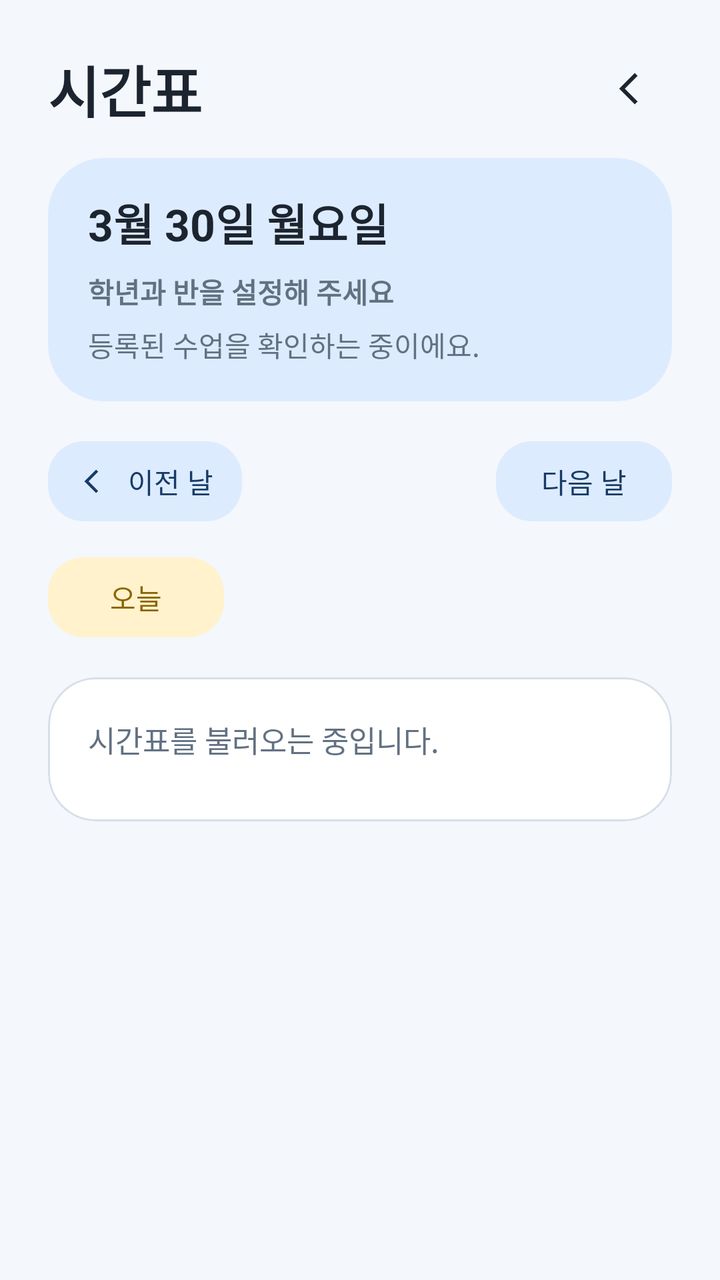
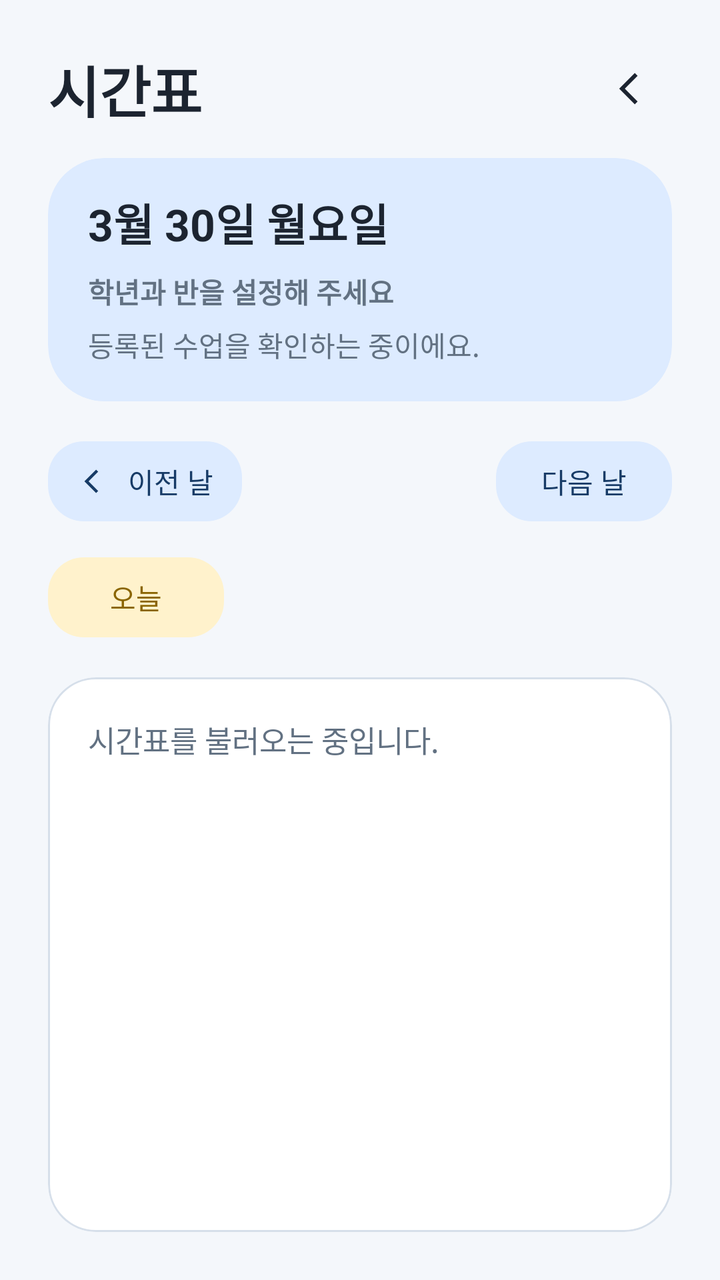

The first picture is an Android layout as it rendered before a commit; the second is the same layout after the commit. The layout source and the unified diff follow.
<!-- AndroidManifest.xml: application theme Theme.MisSchoolApp -->
<!-- res/layout/activity_timetable.xml -->
<?xml version="1.0" encoding="utf-8"?>
<layout xmlns:android="http://schemas.android.com/apk/res/android"
    xmlns:app="http://schemas.android.com/apk/res-auto">

<ScrollView
    android:layout_width="match_parent"
    android:layout_height="match_parent"
    android:background="@color/bg_page">

    <LinearLayout
        android:layout_width="match_parent"
        android:layout_height="wrap_content"
        android:orientation="vertical"
        android:padding="24dp">

        <LinearLayout
            android:layout_width="match_parent"
            android:layout_height="wrap_content"
            android:gravity="center_vertical"
            android:orientation="horizontal">

            <TextView
                android:layout_width="0dp"
                android:layout_height="wrap_content"
                android:layout_marginEnd="16dp"
                android:layout_weight="1"
                android:text="@string/timetable_title"
                android:textColor="@color/text_primary"
                android:textSize="28sp"
                android:textStyle="bold" />

            <ImageButton
                android:id="@+id/timetableBackButton"
                android:layout_width="40dp"
                android:layout_height="40dp"
                android:background="@android:color/transparent"
                android:contentDescription="@string/settings_back"
                android:padding="8dp"
                android:src="@drawable/ic_back_simple" />
        </LinearLayout>

        <com.google.android.material.card.MaterialCardView
            android:layout_width="match_parent"
            android:layout_height="wrap_content"
            android:layout_marginTop="14dp"
            app:cardBackgroundColor="@color/brand_blue_soft"
            app:cardCornerRadius="28dp"
            app:cardElevation="0dp"
            app:strokeColor="@color/brand_blue_soft"
            app:strokeWidth="0dp">

            <LinearLayout
                android:layout_width="match_parent"
                android:layout_height="wrap_content"
                android:orientation="vertical"
                android:paddingHorizontal="20dp"
                android:paddingTop="16dp"
                android:paddingBottom="18dp">

                <TextView
                    android:id="@+id/timetableDateTitleText"
                    android:layout_width="match_parent"
                    android:layout_height="wrap_content"
                    android:text="@string/home_date_label"
                    android:textColor="@color/text_primary"
                    android:textSize="22sp"
                    android:textStyle="bold" />

                <TextView
                    android:id="@+id/timetableClassInfoText"
                    android:layout_width="wrap_content"
                    android:layout_height="wrap_content"
                    android:layout_marginTop="8dp"
                    android:text="@string/home_semester_label"
                    android:textColor="@color/text_secondary"
                    android:textSize="14sp"
                    android:textStyle="bold" />

                <TextView
                    android:id="@+id/timetableLessonCountText"
                    android:layout_width="wrap_content"
                    android:layout_height="wrap_content"
                    android:layout_marginTop="6dp"
                    android:text="@string/timetable_lesson_count_empty"
                    android:textColor="@color/text_secondary"
                    android:textSize="14sp" />
            </LinearLayout>
        </com.google.android.material.card.MaterialCardView>

        <LinearLayout
            android:layout_width="match_parent"
            android:layout_height="wrap_content"
            android:layout_marginTop="16dp"
            android:gravity="center_vertical"
            android:orientation="horizontal">

            <com.google.android.material.button.MaterialButton
                android:id="@+id/previousDayButton"
                android:layout_width="wrap_content"
                android:layout_height="wrap_content"
                android:paddingHorizontal="14dp"
                android:paddingVertical="8dp"
                android:text="@string/timetable_previous_day"
                android:textColor="@color/brand_navy"
                app:backgroundTint="@color/brand_blue_soft"
                app:cornerRadius="18dp"
                app:icon="@drawable/ic_back_simple"
                app:iconTint="@color/brand_navy"
                app:strokeWidth="0dp" />

            <View
                android:layout_width="0dp"
                android:layout_height="1dp"
                android:layout_weight="1" />

            <com.google.android.material.button.MaterialButton
                android:id="@+id/nextDayButton"
                android:layout_width="wrap_content"
                android:layout_height="wrap_content"
                android:paddingHorizontal="14dp"
                android:paddingVertical="8dp"
                android:text="@string/timetable_next_day"
                android:textColor="@color/brand_navy"
                app:backgroundTint="@color/brand_blue_soft"
                app:cornerRadius="18dp"
                app:iconGravity="textEnd"
                app:iconPadding="6dp"
                app:strokeWidth="0dp" />
        </LinearLayout>

        <com.google.android.material.button.MaterialButton
            android:id="@+id/todayButton"
            android:layout_width="wrap_content"
            android:layout_height="wrap_content"
            android:layout_marginTop="10dp"
            android:paddingHorizontal="14dp"
            android:paddingVertical="8dp"
            android:text="@string/timetable_today"
            android:textColor="@color/brand_yellow_text"
            app:backgroundTint="@color/brand_yellow_soft"
            app:cornerRadius="18dp"
            app:strokeWidth="0dp" />

        <com.google.android.material.card.MaterialCardView
            android:layout_width="match_parent"
            android:layout_height="wrap_content"
            android:layout_marginTop="16dp"
            app:cardBackgroundColor="@color/surface_card"
            app:cardCornerRadius="24dp"
            app:cardElevation="0dp"
            app:strokeColor="@color/divider_soft"
            app:strokeWidth="1dp">

            <LinearLayout
                android:layout_width="match_parent"
                android:layout_height="wrap_content"
                android:orientation="vertical"
                android:padding="20dp">

                <TextView
                    android:id="@+id/timetableStatusText"
                    android:layout_width="match_parent"
                    android:layout_height="wrap_content"
                    android:text="@string/timetable_loading"
                    android:textColor="@color/text_secondary"
                    android:textSize="15sp"
                    android:lineSpacingExtra="2dp" />

                <androidx.recyclerview.widget.RecyclerView
                    android:id="@+id/timetableRecyclerView"
                    android:layout_width="match_parent"
                    android:layout_height="wrap_content"
                    android:layout_marginTop="10dp"
                    android:nestedScrollingEnabled="false" />
            </LinearLayout>
        </com.google.android.material.card.MaterialCardView>

    </LinearLayout>

</ScrollView>

</layout>
<!-- resources referenced by this layout -->
<resources>
  <color name="bg_page">#F4F7FB</color>
  <color name="brand_blue_soft">#DDEBFF</color>
  <color name="brand_navy">#173B66</color>
  <color name="brand_yellow_soft">#FFF2CC</color>
  <color name="brand_yellow_text">#8A6500</color>
  <color name="divider_soft">#D6DFEA</color>
  <color name="surface_card">#FFFFFFFF</color>
  <color name="text_primary">#1C2430</color>
  <color name="text_secondary">#627182</color>
  <!-- drawable ic_back_simple (drawable) -->
  <?xml version="1.0" encoding="utf-8"?>
  <vector xmlns:android="http://schemas.android.com/apk/res/android"
      android:width="24dp"
      android:height="24dp"
      android:viewportWidth="24"
      android:viewportHeight="24">
  
      <path
          android:fillColor="@color/text_primary"
          android:pathData="M14.8,5.6L8.4,12l6.4,6.4l-1.4,1.4L5.6,12l7.8,-7.8z" />
  </vector>
  <string name="home_date_label">3월 30일 월요일</string>
  <string name="home_semester_label">학년과 반을 설정해 주세요</string>
  <string name="settings_back">뒤로 가기</string>
  <string name="timetable_lesson_count_empty">등록된 수업을 확인하는 중이에요.</string>
  <string name="timetable_loading">시간표를 불러오는 중입니다.</string>
  <string name="timetable_next_day">다음 날</string>
  <string name="timetable_previous_day">이전 날</string>
  <string name="timetable_title">시간표</string>
  <string name="timetable_today">오늘</string>
  <style name="Theme.MisSchoolApp" parent="Base.Theme.MisSchoolApp" />
  <style name="Base.Theme.MisSchoolApp" parent="Theme.Material3.DayNight.NoActionBar">
          
          
      </style>
</resources>

<!-- the commit's change to res/layout/activity_timetable.xml (unified diff, before → after) -->
@@ -2,22 +2,21 @@
 <layout xmlns:android="http://schemas.android.com/apk/res/android"
     xmlns:app="http://schemas.android.com/apk/res-auto">
 
-<ScrollView
-    android:layout_width="match_parent"
-    android:layout_height="match_parent"
-    android:background="@color/bg_page">
-
-    <LinearLayout
+    <androidx.constraintlayout.widget.ConstraintLayout
         android:layout_width="match_parent"
-        android:layout_height="wrap_content"
-        android:orientation="vertical"
+        android:layout_height="match_parent"
+        android:background="@color/bg_page"
         android:padding="24dp">
 
         <LinearLayout
-            android:layout_width="match_parent"
+            android:id="@+id/timetableHeaderRow"
+            android:layout_width="0dp"
             android:layout_height="wrap_content"
             android:gravity="center_vertical"
-            android:orientation="horizontal">
+            android:orientation="horizontal"
+            app:layout_constraintEnd_toEndOf="parent"
+            app:layout_constraintStart_toStartOf="parent"
+            app:layout_constraintTop_toTopOf="parent">
 
             <TextView
                 android:layout_width="0dp"
@@ -40,12 +39,16 @@
         </LinearLayout>
 
         <com.google.android.material.card.MaterialCardView
-            android:layout_width="match_parent"
+            android:id="@+id/timetableSummaryCard"
+            android:layout_width="0dp"
             android:layout_height="wrap_content"
             android:layout_marginTop="14dp"
             app:cardBackgroundColor="@color/brand_blue_soft"
             app:cardCornerRadius="28dp"
             app:cardElevation="0dp"
+            app:layout_constraintEnd_toEndOf="parent"
+            app:layout_constraintStart_toStartOf="parent"
+            app:layout_constraintTop_toBottomOf="@id/timetableHeaderRow"
             app:strokeColor="@color/brand_blue_soft"
             app:strokeWidth="0dp">
 
@@ -88,11 +91,15 @@
         </com.google.android.material.card.MaterialCardView>
 
         <LinearLayout
-            android:layout_width="match_parent"
+            android:id="@+id/timetableDayNavigationRow"
+            android:layout_width="0dp"
             android:layout_height="wrap_content"
             android:layout_marginTop="16dp"
             android:gravity="center_vertical"
-            android:orientation="horizontal">
+            android:orientation="horizontal"
+            app:layout_constraintEnd_toEndOf="parent"
+            app:layout_constraintStart_toStartOf="parent"
+            app:layout_constraintTop_toBottomOf="@id/timetableSummaryCard">
 
             <com.google.android.material.button.MaterialButton
                 android:id="@+id/previousDayButton"
@@ -139,44 +146,54 @@
             android:textColor="@color/brand_yellow_text"
             app:backgroundTint="@color/brand_yellow_soft"
             app:cornerRadius="18dp"
+            app:layout_constraintStart_toStartOf="parent"
+            app:layout_constraintTop_toBottomOf="@id/timetableDayNavigationRow"
             app:strokeWidth="0dp" />
 
         <com.google.android.material.card.MaterialCardView
-            android:layout_width="match_parent"
-            android:layout_height="wrap_content"
+            android:id="@+id/timetableListCard"
+            android:layout_width="0dp"
+            android:layout_height="0dp"
             android:layout_marginTop="16dp"
             app:cardBackgroundColor="@color/surface_card"
             app:cardCornerRadius="24dp"
             app:cardElevation="0dp"
+            app:layout_constraintBottom_toBottomOf="parent"
+            app:layout_constraintEnd_toEndOf="parent"
+            app:layout_constraintStart_toStartOf="parent"
+            app:layout_constraintTop_toBottomOf="@id/todayButton"
             app:strokeColor="@color/divider_soft"
             app:strokeWidth="1dp">
 
-            <LinearLayout
+            <androidx.constraintlayout.widget.ConstraintLayout
                 android:layout_width="match_parent"
-                android:layout_height="wrap_content"
-                android:orientation="vertical"
+                android:layout_height="match_parent"
                 android:padding="20dp">
 
                 <TextView
                     android:id="@+id/timetableStatusText"
-                    android:layout_width="match_parent"
+                    android:layout_width="0dp"
                     android:layout_height="wrap_content"
+                    android:lineSpacingExtra="2dp"
                     android:text="@string/timetable_loading"
                     android:textColor="@color/text_secondary"
                     android:textSize="15sp"
-                    android:lineSpacingExtra="2dp" />
+                    app:layout_constraintEnd_toEndOf="parent"
+                    app:layout_constraintStart_toStartOf="parent"
+                    app:layout_constraintTop_toTopOf="parent" />
 
                 <androidx.recyclerview.widget.RecyclerView
                     android:id="@+id/timetableRecyclerView"
-                    android:layout_width="match_parent"
-                    android:layout_height="wrap_content"
+                    android:layout_width="0dp"
+                    android:layout_height="0dp"
                     android:layout_marginTop="10dp"
-                    android:nestedScrollingEnabled="false" />
-            </LinearLayout>
+                    android:clipToPadding="false"
+                    android:overScrollMode="ifContentScrolls"
+                    app:layout_constraintBottom_toBottomOf="parent"
+                    app:layout_constraintEnd_toEndOf="parent"
+                    app:layout_constraintStart_toStartOf="parent"
+                    app:layout_constraintTop_toBottomOf="@id/timetableStatusText" />
+            </androidx.constraintlayout.widget.ConstraintLayout>
         </com.google.android.material.card.MaterialCardView>
-
-    </LinearLayout>
-
-</ScrollView>
-
+    </androidx.constraintlayout.widget.ConstraintLayout>
 </layout>
